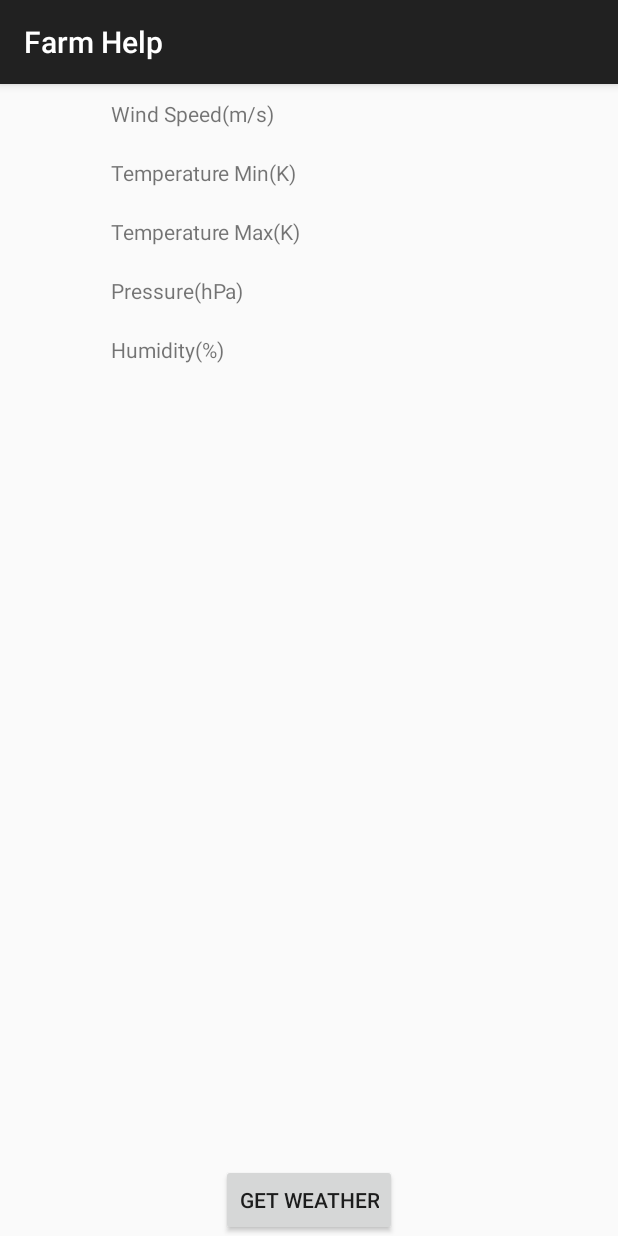
After one commit to tirth5828/NoName-DevHeat-2021, an Android app: the Weather screen opened directly, with no data from a screen before it, on a phone screen of 412 x 824 dp. The commit adds this screen. Run offline under Robolectric (Android 15) with nearby library versions, the phone set to English and light mode, and no system bars; our stand-ins replace Volley; 1 statement that could not run was skipped.

Commit message:
Current Weather Data Added

```diff
--- a/app/build.gradle
+++ b/app/build.gradle
@@ -33,10 +33,12 @@ dependencies {
     implementation 'com.google.android.material:material:1.4.0'
     implementation 'androidx.constraintlayout:constraintlayout:2.1.1'
     implementation 'androidx.cardview:cardview:1.0.0'
+    implementation 'com.google.android.gms:play-services-location:18.0.0'
     testImplementation 'junit:junit:4.13.2'
     androidTestImplementation 'androidx.test.ext:junit:1.1.3'
     androidTestImplementation 'androidx.test.espresso:espresso-core:3.4.0'
 
     implementation 'com.airbnb.android:lottie:3.4.1'
+    implementation 'com.android.volley:volley:1.2.1'
 
 }
--- /dev/null
+++ b/app/src/main/java/com/example/farmhelp/Weather.java
@@ -0,0 +1,211 @@
+package com.example.farmhelp;
+
+import android.annotation.SuppressLint;
+import android.content.Context;
+import android.content.Intent;
+import android.content.pm.PackageManager;
+import android.location.Location;
+import android.location.LocationManager;
+import android.os.Build;
+import android.os.Bundle;
+import android.os.Looper;
+import android.provider.Settings;
+import android.view.View;
+import android.widget.TextView;
+import android.widget.Toast;
+import android.Manifest;
+
+
+import androidx.annotation.NonNull;
+import androidx.annotation.RequiresApi;
+import androidx.appcompat.app.AppCompatActivity;
+import androidx.core.app.ActivityCompat;
+
+import com.android.volley.Request;
+import com.android.volley.RequestQueue;
+import com.android.volley.Response;
+import com.android.volley.VolleyError;
+import com.android.volley.toolbox.JsonArrayRequest;
+import com.android.volley.toolbox.JsonObjectRequest;
+import com.android.volley.toolbox.Volley;
+import com.google.android.gms.location.FusedLocationProviderClient;
+import com.google.android.gms.location.LocationCallback;
+import com.google.android.gms.location.LocationRequest;
+import com.google.android.gms.location.LocationResult;
+import com.google.android.gms.location.LocationServices;
+import com.google.android.gms.tasks.OnCompleteListener;
+import com.google.android.gms.tasks.Task;
+
+import org.json.JSONArray;
+import org.json.JSONException;
+import org.json.JSONObject;
+
+public class Weather extends AppCompatActivity  {
+
+    TextView windspeed,tempMin,tempMax,pressure,humidity;
+    double Lat,Lon;
+    FusedLocationProviderClient mFusedLocationClient;
+    int REQUEST_LOCATION = 1;
+
+    @RequiresApi(api = Build.VERSION_CODES.N)
+    @Override
+    protected void onCreate(Bundle savedInstanceState) {
+        super.onCreate(savedInstanceState);
+        setContentView(R.layout.activity_weather);
+
+        windspeed = findViewById(R.id.windspeed);
+        tempMin = findViewById(R.id.tempMin);
+        tempMax = findViewById(R.id.tempMax);
+        pressure = findViewById(R.id.pressure);
+        humidity = findViewById(R.id.humidity);
+
+
+        mFusedLocationClient = LocationServices.getFusedLocationProviderClient(this);
+
+
+
+    }
+
+    public void get(View v){
+
+        RequestQueue queue = Volley.newRequestQueue(getApplicationContext());
+        String url = "https://api.openweathermap.org/data/2.5/weather?lat="+Lat+"&lon="+Lon+"&appid=4ef8329ad2c5e87ab137d6be93db1f42";
+        JsonObjectRequest request = new JsonObjectRequest(Request.Method.GET, url,null, new Response.Listener<JSONObject>() {
+
+
+            @Override
+            public void onResponse(JSONObject response) {
+
+                try {
+                    JSONObject array= (JSONObject) response.get("wind");
+                    JSONObject array1= (JSONObject) response.get("main");
+
+
+
+
+                    String s1= array.getString("speed");
+                    String s2= array1.getString("temp_min");
+                    String s3= array1.getString("temp_max");
+                    String s4= array1.getString("pressure");
+                    String s5= array1.getString("humidity");
+
+
+
+                    windspeed.setText(s1);
+                    tempMin.setText(s2);
+                    tempMax.setText(s3);
+                    pressure.setText(s4);
+                    humidity.setText(s5);
+
+                    //Toast.makeText(getApplicationContext(),s,Toast.LENGTH_LONG).show();
+                } catch (JSONException e) {
+                    windspeed.setText(e.getMessage());
+                    tempMin.setText(e.getMessage());
+                    tempMax.setText(e.getMessage());
+                    pressure.setText(e.getMessage());
+                    humidity.setText(e.getMessage());
+
+                    e.printStackTrace();
+                }
+
+            }
+        }, new Response.ErrorListener() {
+            @Override
+            public void onErrorResponse(VolleyError error) {
+
+                windspeed.setText(error.toString());
+                tempMin.setText(error.toString());
+                tempMax.setText(error.toString());
+                Toast.makeText(getApplicationContext(),error.toString(),Toast.LENGTH_SHORT).show();
+            }
+        });
+
+        queue.add(request);
+    }
+
+    @SuppressLint("MissingPermission")
+    private void getLastLocation() {
+        if (checkPermissions()) {
+            if (isLocationEnabled()) {
+                mFusedLocationClient.getLastLocation().addOnCompleteListener(new OnCompleteListener<Location>() {
+                    @Override
+                    public void onComplete(@NonNull Task<Location> task) {
+                        Location location = task.getResult();
+                        if (location == null) {
+                            requestNewLocationData();
+                        } else {
+                            Lat = location.getLatitude();
+                            Lon = location.getLongitude();
+                        }
+                    }
+                });
+            } else {
+                Toast.makeText(this, "Please turn on" + " your location...", Toast.LENGTH_LONG).show();
+                Intent intent = new Intent(Settings.ACTION_LOCATION_SOURCE_SETTINGS);
+                startActivity(intent);
+            }
+        } else {
+            requestPermissions();
+        }
+    }
+
+    @SuppressLint("MissingPermission")
+    private void requestNewLocationData() {
+        LocationRequest mLocationRequest = new LocationRequest();
+        mLocationRequest.setPriority(LocationRequest.PRIORITY_HIGH_ACCURACY);
+        mLocationRequest.setInterval(5);
+        mLocationRequest.setFastestInterval(0);
+        mLocationRequest.setNumUpdates(1);
+
+        mFusedLocationClient = LocationServices.getFusedLocationProviderClient(this);
+        mFusedLocationClient.requestLocationUpdates(mLocationRequest, mLocationCallback, Looper.myLooper());
+    }
+
+    private LocationCallback mLocationCallback = new LocationCallback() {
+
+        @Override
+        public void onLocationResult(LocationResult locationResult) {
+            Location mLastLocation = locationResult.getLastLocation();
+            Lat = mLastLocation.getLatitude();
+            Lon = mLastLocation.getLongitude();
+        }
+    };
+
+    private boolean checkPermissions() {
+        return ActivityCompat.checkSelfPermission(this, Manifest.permission.ACCESS_COARSE_LOCATION) == PackageManager.PERMISSION_GRANTED && ActivityCompat.checkSelfPermission(this, Manifest.permission.ACCESS_FINE_LOCATION) == PackageManager.PERMISSION_GRANTED;
+    }
+
+    private void requestPermissions() {
+        ActivityCompat.requestPermissions(this, new String[]{
+                Manifest.permission.ACCESS_COARSE_LOCATION,
+                Manifest.permission.ACCESS_FINE_LOCATION}, REQUEST_LOCATION);
+    }
+
+    private boolean isLocationEnabled() {
+        LocationManager locationManager = (LocationManager) getSystemService(Context.LOCATION_SERVICE);
+        return locationManager.isProviderEnabled(LocationManager.GPS_PROVIDER) || locationManager.isProviderEnabled(LocationManager.NETWORK_PROVIDER);
+    }
+
+    @Override
+    public void
+    onRequestPermissionsResult(int requestCode, @NonNull String[] permissions, @NonNull int[] grantResults) {
+        super.onRequestPermissionsResult(requestCode, permissions, grantResults);
+        if (requestCode == REQUEST_LOCATION) {
+            if (grantResults.length > 0 && grantResults[0] == PackageManager.PERMISSION_GRANTED) {
+                getLastLocation();
+            } else {
+                Toast.makeText(this, "Permission DENIED", Toast.LENGTH_SHORT).show();
+            }
+        }
+
+
+    }
+
+    @Override
+    public void onResume() {
+        super.onResume();
+        if (checkPermissions()) {
+            getLastLocation();
+        }
+    }
+    }
--- /dev/null
+++ b/app/src/main/res/layout/activity_weather.xml
@@ -0,0 +1,113 @@
+<?xml version="1.0" encoding="utf-8"?>
+<androidx.constraintlayout.widget.ConstraintLayout xmlns:android="http://schemas.android.com/apk/res/android"
+    xmlns:app="http://schemas.android.com/apk/res-auto"
+    xmlns:tools="http://schemas.android.com/tools"
+    android:layout_width="match_parent"
+    android:layout_height="match_parent"
+    tools:context=".Weather"
+    android:orientation="horizontal">
+
+    <LinearLayout
+        android:id="@+id/linearLayout2"
+        android:layout_width="wrap_content"
+        android:layout_height="wrap_content"
+        android:orientation="vertical"
+        app:layout_constraintEnd_toEndOf="parent"
+        app:layout_constraintHorizontal_bias="0.24"
+        app:layout_constraintStart_toStartOf="parent"
+        app:layout_constraintTop_toTopOf="parent">
+
+        <TextView
+            android:layout_width="wrap_content"
+            android:layout_height="wrap_content"
+            android:layout_margin="10dp"
+            android:layout_marginTop="30dp"
+            android:text="Wind Speed(m/s)" />
+
+        <TextView
+            android:layout_width="wrap_content"
+            android:layout_height="wrap_content"
+            android:layout_margin="10dp"
+            android:text="Temperature Min(K)" />
+
+        <TextView
+            android:layout_width="wrap_content"
+            android:layout_height="wrap_content"
+            android:layout_margin="10dp"
+            android:text="Temperature Max(K)" />
+
+
+        <TextView
+            android:layout_width="wrap_content"
+            android:layout_height="wrap_content"
+            android:layout_margin="10dp"
+            android:text="Pressure(hPa)" />
+
+
+        <TextView
+            android:layout_width="wrap_content"
+            android:layout_height="wrap_content"
+            android:layout_margin="10dp"
+            android:text="Humidity(%)" />
+
+
+
+
+    </LinearLayout>
+
+    <LinearLayout
+        android:id="@+id/linearLayout"
+        android:layout_width="wrap_content"
+        android:layout_height="wrap_content"
+        android:orientation="vertical"
+        app:layout_constraintEnd_toEndOf="parent"
+        app:layout_constraintHorizontal_bias="0.74"
+        app:layout_constraintStart_toStartOf="parent"
+        app:layout_constraintTop_toTopOf="parent">
+
+        <TextView
+            android:id="@+id/windspeed"
+            android:layout_width="wrap_content"
+            android:layout_height="wrap_content"
+            android:layout_margin="10dp" />
+
+        <TextView
+            android:id="@+id/tempMin"
+            android:layout_width="wrap_content"
+            android:layout_height="wrap_content"
+            android:layout_margin="10dp" />
+
+        <TextView
+            android:id="@+id/tempMax"
+            android:layout_width="wrap_content"
+            android:layout_height="wrap_content"
+            android:layout_margin="10dp" />
+
+        <TextView
+            android:id="@+id/pressure"
+            android:layout_width="wrap_content"
+            android:layout_height="wrap_content"
+            android:layout_margin="10dp" />
+
+        <TextView
+            android:id="@+id/humidity"
+            android:layout_width="wrap_content"
+            android:layout_height="wrap_content"
+            android:layout_margin="10dp" />
+
+
+
+    </LinearLayout>
+
+    <Button
+        android:id="@+id/button2"
+        android:layout_width="wrap_content"
+        android:layout_height="wrap_content"
+        android:layout_gravity="center"
+        android:onClick="get"
+        android:text="Get Weather"
+        app:layout_constraintBottom_toBottomOf="parent"
+        app:layout_constraintEnd_toEndOf="parent"
+        app:layout_constraintStart_toStartOf="parent" />
+
+</androidx.constraintlayout.widget.ConstraintLayout>
```
Also changed, not shown: app/src/main/AndroidManifest.xml (+10 -4 lines), app/src/main/java/com/example/farmhelp/MainActivity.java (+8 -0 lines), app/src/main/res/layout/activity_main.xml (+12 -0 lines), 1 other file.
